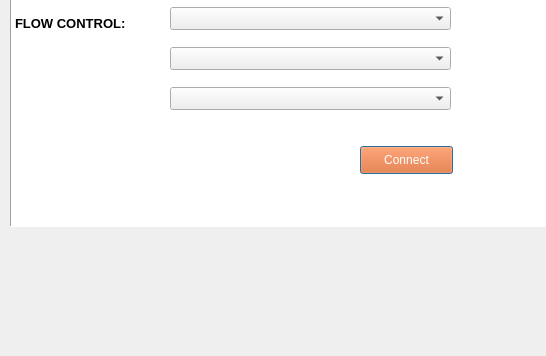
audoantrung123/Do_An_2, file TEST_DOAN2/thirdialog.ui: the form before one commit; both pictures show x 0 to 546 and y 204 to 560 of the 711 by 560 pixel window.
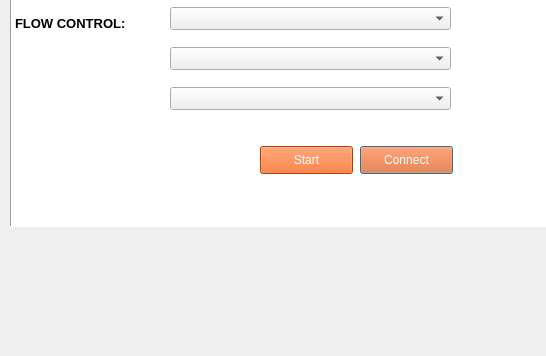
The form after the commit.

```diff
--- a/TEST_DOAN2/thirdialog.ui
+++ b/TEST_DOAN2/thirdialog.ui
@@ -171,6 +171,28 @@
     <string>Connect</string>
    </property>
   </widget>
+  <widget class="QPushButton" name="start_btn">
+   <property name="geometry">
+    <rect>
+     <x>260</x>
+     <y>350</y>
+     <width>93</width>
+     <height>28</height>
+    </rect>
+   </property>
+   <property name="font">
+    <font>
+     <pointsize>9</pointsize>
+    </font>
+   </property>
+   <property name="styleSheet">
+    <string notr="true">color: rgb(255, 255, 255);
+background-color: rgb(255, 85, 0);</string>
+   </property>
+   <property name="text">
+    <string>Start</string>
+   </property>
+  </widget>
  </widget>
  <resources/>
  <connections/>
```
